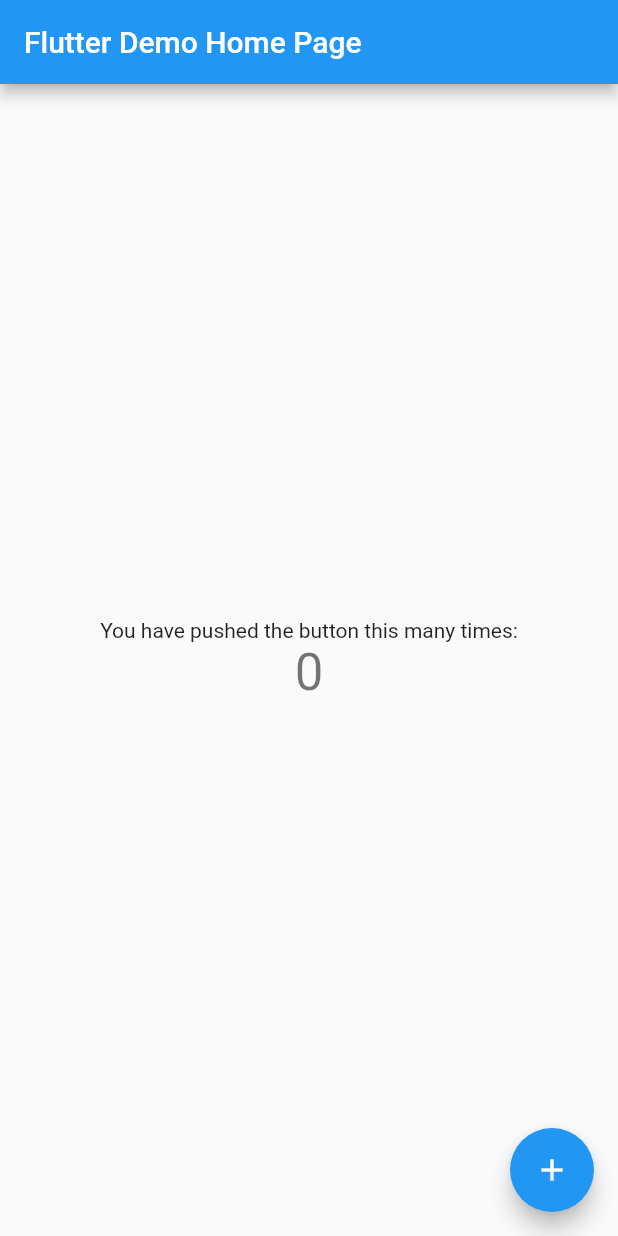
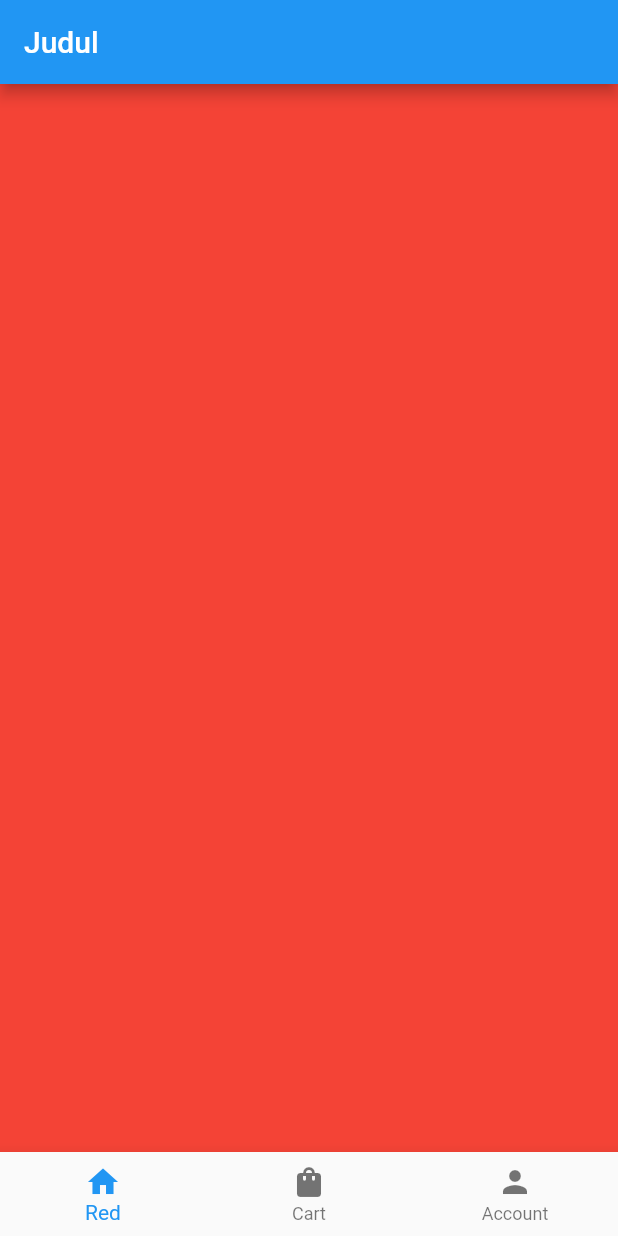
Before and after one commit to danudevphoton/pocctflutter, a Flutter app: the screen it shows after launch, on a phone screen of 412 x 824 dp. Run offline on Flutter 3.47's test engine with Material 2 defaults, Android fonts, the phone set to English and light mode, and no system bars.

Commit message:
home page

```diff
--- a/lib/main.dart
+++ b/lib/main.dart
@@ -1,4 +1,5 @@
 import 'package:flutter/material.dart';
+import 'package:flutter_application_3/page/home_page.dart';
 import 'package:provider/provider.dart';
 
 import 'provider/provider_tes.dart';
@@ -31,7 +32,7 @@ class MyApp extends StatelessWidget {
         // closer together (more dense) than on mobile platforms.
         visualDensity: VisualDensity.adaptivePlatformDensity,
       ),
-      home: MyHomePage(title: 'Flutter Demo Home Page'),
+      home: HomePage(),
     );
   }
 }
@@ -125,7 +126,10 @@ class _MyHomePageState extends State<MyHomePage> {
         ),
       ),
       floatingActionButton: FloatingActionButton(
-        onPressed: _incrementCounter,
+        onPressed: () {
+          Navigator.push(context,
+              MaterialPageRoute(builder: (BuildContext context) => HomePage()));
+        },
         tooltip: 'Increment',
         child: Icon(Icons.add),
       ), // This trailing comma makes auto-formatting nicer for build methods.
--- /dev/null
+++ b/lib/page/home_page.dart
@@ -0,0 +1,119 @@
+import 'package:flutter/material.dart';
+
+class HomePage extends StatefulWidget {
+  HomePage({Key key}) : super(key: key);
+
+  @override
+  _HomePageState createState() => _HomePageState();
+}
+
+class _HomePageState extends State<HomePage> {
+  int bottomSelectedIndex = 0;
+  PageController pageController = PageController(
+    initialPage: 0,
+    keepPage: true,
+  );
+
+  void pageChanged(int index) {
+    setState(() {
+      bottomSelectedIndex = index;
+    });
+  }
+
+  Widget buildPageView() {
+    return PageView(
+      controller: pageController,
+      onPageChanged: (index) {
+        pageChanged(index);
+      },
+      children: <Widget>[
+        Red(),
+        Blue(),
+        Yellow(),
+      ],
+    );
+  }
+
+  @override
+  void initState() {
+    super.initState();
+  }
+
+  List<BottomNavigationBarItem> buildBottomNavBarItems() {
+    return [
+      BottomNavigationBarItem(icon: new Icon(Icons.home), label: 'Red'),
+      BottomNavigationBarItem(
+        icon: new Icon(Icons.shopping_bag),
+        label: 'Cart',
+      ),
+      BottomNavigationBarItem(icon: Icon(Icons.person), label: 'Account')
+    ];
+  }
+
+  void bottomTapped(int index) {
+    setState(() {
+      bottomSelectedIndex = index;
+      pageController.animateToPage(index,
+          duration: Duration(milliseconds: 500), curve: Curves.ease);
+    });
+  }
+
+  @override
+  Widget build(BuildContext context) {
+    return Scaffold(
+      appBar: AppBar(
+        title: Text("Judul"),
+      ),
+      body: buildPageView(),
+      bottomNavigationBar: BottomNavigationBar(
+        currentIndex: bottomSelectedIndex,
+        onTap: (index) {
+          bottomTapped(index);
+        },
+        items: buildBottomNavBarItems(),
+      ),
+    );
+  }
+}
+
+class Red extends StatefulWidget {
+  @override
+  _RedState createState() => _RedState();
+}
+
+class _RedState extends State<Red> {
+  @override
+  Widget build(BuildContext context) {
+    return Container(
+      color: Colors.red,
+    );
+  }
+}
+
+class Blue extends StatefulWidget {
+  @override
+  _BlueState createState() => _BlueState();
+}
+
+class _BlueState extends State<Blue> {
+  @override
+  Widget build(BuildContext context) {
+    return Container(
+      color: Colors.blueAccent,
+    );
+  }
+}
+
+class Yellow extends StatefulWidget {
+  @override
+  _YellowState createState() => _YellowState();
+}
+
+class _YellowState extends State<Yellow> {
+  @override
+  Widget build(BuildContext context) {
+    return Container(
+      color: Colors.yellowAccent,
+    );
+  }
+}
```
Also changed, not shown: 3 other files.
